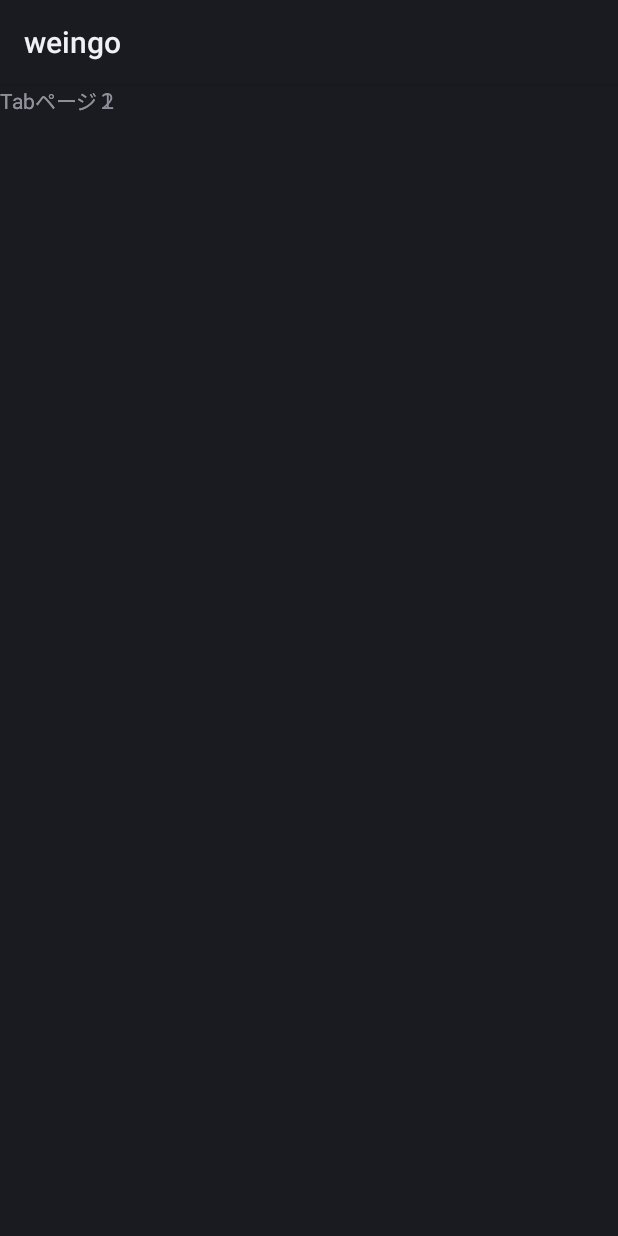
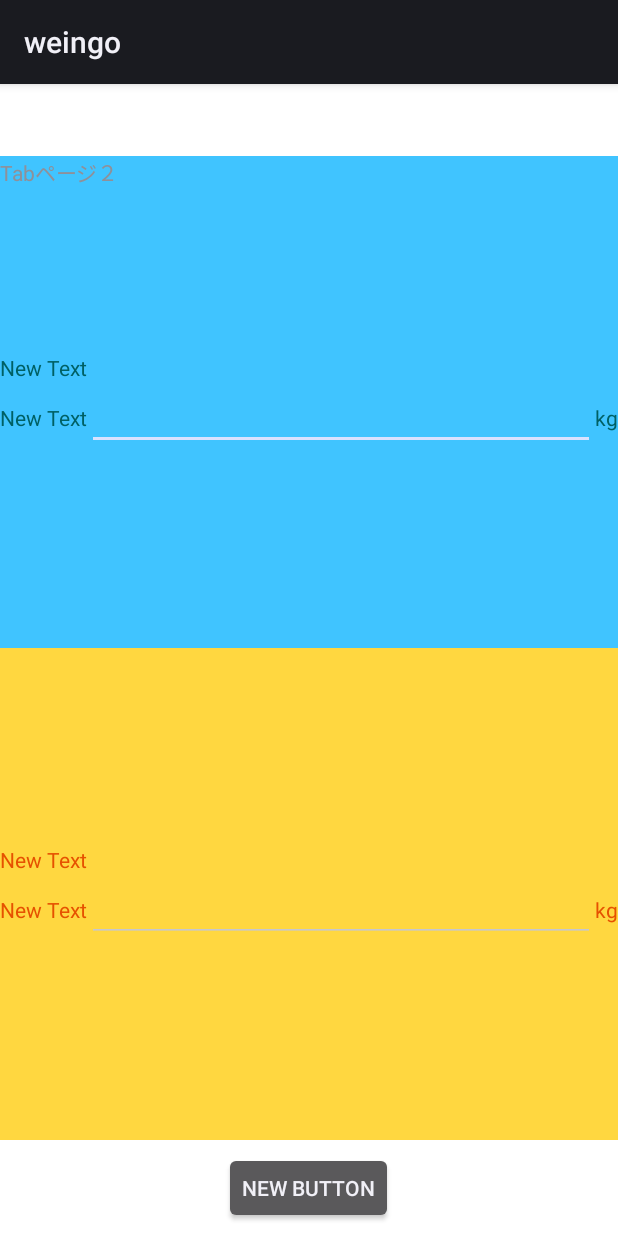
Before and after one commit to kotaoue/weingo, an Android app: the screen it shows after launch (MainActivity), on a phone screen of 412 x 824 dp. Before the commit the screen is almost empty. Run offline under Robolectric (Android 15) with nearby library versions, the phone set to English and light mode, and no system bars.

Commit message:
[kotaoue]タブレイアウトの調整と色の変更

```diff
--- a/main/src/main/res/layout/activity_main.xml
+++ b/main/src/main/res/layout/activity_main.xml
@@ -8,7 +8,8 @@
         android:layout_width="fill_parent"
         android:layout_height="fill_parent"
         android:layout_alignParentLeft="true"
-        android:layout_alignParentTop="true" >
+        android:layout_alignParentTop="true"
+        android:background="#ffffff">
 
         <LinearLayout
             android:layout_width="match_parent"
@@ -18,26 +19,141 @@
             <TabWidget
                 android:id="@android:id/tabs"
                 android:layout_width="match_parent"
-                android:layout_height="wrap_content" >
+                android:layout_height="48dp"
+                android:background="#ffffff">
             </TabWidget>
 
             <FrameLayout
                 android:id="@android:id/tabcontent"
                 android:layout_width="match_parent"
-                android:layout_height="match_parent" >
+                android:layout_height="match_parent"
+            >
 
                 <LinearLayout
                     android:id="@+id/tab1"
+                    android:orientation="vertical"
                     android:layout_width="match_parent"
-                    android:layout_height="match_parent" >
+                    android:layout_height="match_parent"
+                    android:background="#ffffff"
+                >
 
-                    <TextView
-                        android:id="@+id/textView1"
+                    <LinearLayout
+                        android:orientation="vertical"
+                        android:layout_width="fill_parent"
+                        android:layout_height="wrap_content"
+                        android:layout_weight="1"
+                        android:background="@color/before_bg"
+                        android:gravity="center_vertical">
+
+                        <LinearLayout
+                            android:orientation="vertical"
+                            android:layout_width="fill_parent"
+                            android:layout_height="wrap_content">
+
+                            <TextView
+                                android:layout_width="wrap_content"
+                                android:layout_height="wrap_content"
+                                android:text="New Text"
+                                android:id="@+id/textView"
+                                android:textColor="@color/before_text"
+                                />
+                        </LinearLayout>
+
+                        <LinearLayout
+                            android:orientation="horizontal"
+                            android:layout_width="fill_parent"
+                            android:layout_height="wrap_content">
+
+                            <TextView
+                                android:layout_width="wrap_content"
+                                android:layout_height="wrap_content"
+                                android:text="New Text"
+                                android:id="@+id/textView1"
+                                android:textColor="@color/before_text"
+                                />
+
+                            <EditText
+                                android:layout_width="wrap_content"
+                                android:layout_height="wrap_content"
+                                android:inputType="number"
+                                android:layout_weight="1"
+                                android:id="@+id/editTextBefore" />
+
+                            <TextView
+                                android:layout_width="wrap_content"
+                                android:layout_height="wrap_content"
+                                android:text="@string/unit"
+                                android:id="@+id/textViewBeforeUnit"
+                                android:textColor="@color/before_text"
+                                />
+                        </LinearLayout>
+
+                    </LinearLayout>
+
+                    <LinearLayout
+                        android:orientation="vertical"
+                        android:layout_width="fill_parent"
+                        android:layout_height="wrap_content"
+                        android:layout_weight="1"
+                        android:background="@color/after_bg"
+                        android:gravity="center_vertical">
+
+                        <LinearLayout
+                            android:orientation="vertical"
+                            android:layout_width="fill_parent"
+                            android:layout_height="wrap_content">
+
+                            <TextView
+                                android:layout_width="wrap_content"
+                                android:layout_height="wrap_content"
+                                android:text="New Text"
+                                android:id="@+id/textViewAfter"
+                                android:textColor="@color/after_text"
+                            />
+                        </LinearLayout>
+
+                        <LinearLayout
+                            android:orientation="horizontal"
+                            android:layout_width="fill_parent"
+                            android:layout_height="wrap_content">
+
+                            <TextView
+                                android:layout_width="wrap_content"
+                                android:layout_height="wrap_content"
+                                android:text="New Text"
+                                android:id="@+id/textView1After"
+                                android:textColor="@color/after_text"
+                            />
+
+                            <EditText
+                                android:layout_width="wrap_content"
+                                android:layout_height="wrap_content"
+                                android:inputType="number"
+                                android:layout_weight="1"
+                                android:id="@+id/editTextAfter" />
+
+                            <TextView
+                                android:layout_width="wrap_content"
+                                android:layout_height="wrap_content"
+                                android:text="@string/unit"
+                                android:id="@+id/textViewAfterUnit"
+                                android:textColor="@color/after_text"
+                            />
+                        </LinearLayout>
+
+                    </LinearLayout>
+
+                    <Button
+                        android:text="New Button"
+                        android:id="@+id/button"
                         android:layout_width="wrap_content"
                         android:layout_height="wrap_content"
-                        android:text="Tabページ１" />
+                        android:layout_gravity="center_horizontal|bottom"
+                        android:layout_marginBottom="8dp"
+                        android:layout_marginTop="8dp" />
 
                 </LinearLayout>
+
 
                 <LinearLayout
                     android:id="@+id/tab2"
@@ -45,7 +161,7 @@
                     android:layout_height="match_parent" >
 
                     <TextView
-                        android:id="@+id/textView2"
+                        android:id="@+id/textView5"
                         android:layout_width="wrap_content"
                         android:layout_height="wrap_content"
                         android:text="Tabページ２" />
--- /dev/null
+++ b/main/src/main/res/values/color.xml
@@ -0,0 +1,7 @@
+<?xml version="1.0" encoding="utf-8"?>
+<resources>
+    <color name="before_bg">#40c4ff</color>
+    <color name="before_text">#006064</color>
+    <color name="after_bg">#ffd740</color>
+    <color name="after_text">#e65100</color>
+</resources>
--- a/main/src/main/res/values/dimens.xml
+++ b/main/src/main/res/values/dimens.xml
@@ -1,5 +1,5 @@
+<?xml version="1.0" encoding="utf-8"?>
 <resources>
-    <!-- Default screen margins, per the Android Design guidelines. -->
     <dimen name="activity_horizontal_margin">0dp</dimen>
     <dimen name="activity_vertical_margin">0dp</dimen>
 </resources>
--- a/main/src/main/res/values/strings.xml
+++ b/main/src/main/res/values/strings.xml
@@ -1,7 +1,7 @@
 <?xml version="1.0" encoding="utf-8"?>
 <resources>
-
     <string name="app_name">weingo</string>
+    <string name="unit">kg</string>
     <string name="hello_world">Hello Hello Hello</string>
     <string name="action_settings">Settings</string>
     <string name="tab1">1</string>
```
